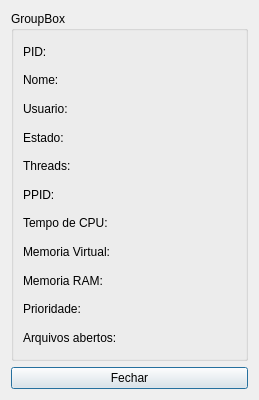
Pieri1/Dashboard-Sistemas-Operacionais, file view/ProcessDetailDialog.ui: the form before one commit.
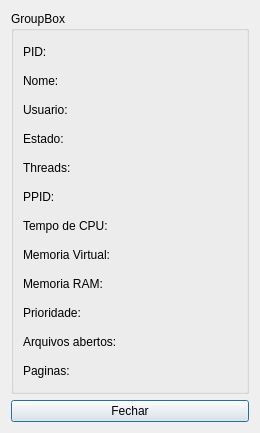
The form after the commit.

Patch:
```diff
--- a/view/ProcessDetailDialog.ui
+++ b/view/ProcessDetailDialog.ui
@@ -6,8 +6,8 @@
    <rect>
     <x>0</x>
     <y>0</y>
-    <width>259</width>
-    <height>400</height>
+    <width>260</width>
+    <height>433</height>
    </rect>
   </property>
   <property name="windowTitle">
@@ -97,6 +97,13 @@
         </property>
        </widget>
       </item>
+      <item>
+       <widget class="QLabel" name="lblPages">
+        <property name="text">
+         <string>Paginas:</string>
+        </property>
+       </widget>
+      </item>
      </layout>
     </widget>
    </item>
```
Lines whose indentation alone changed are shown as unchanged.
